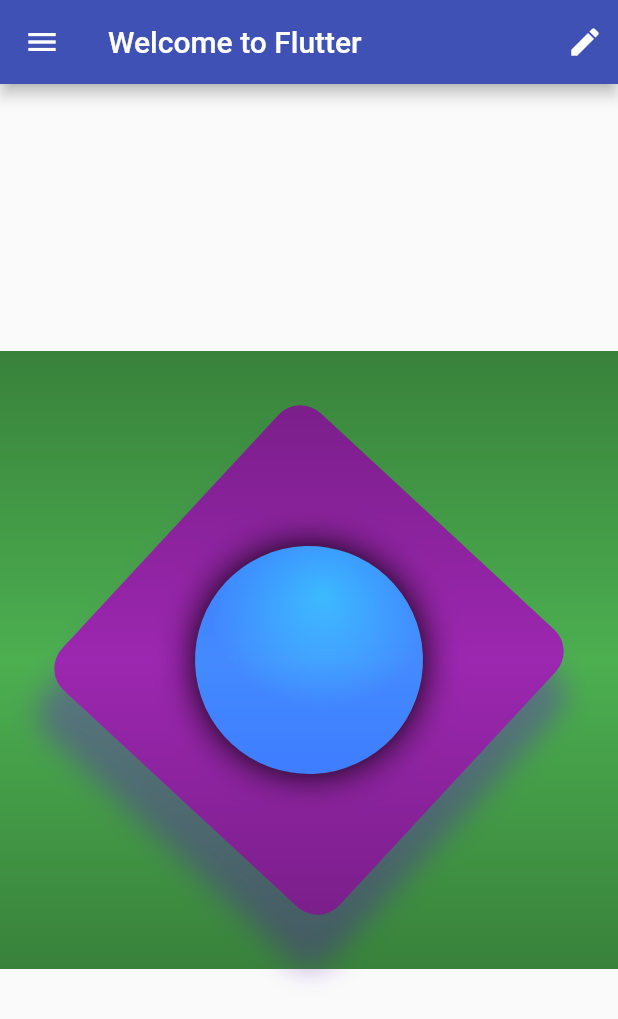
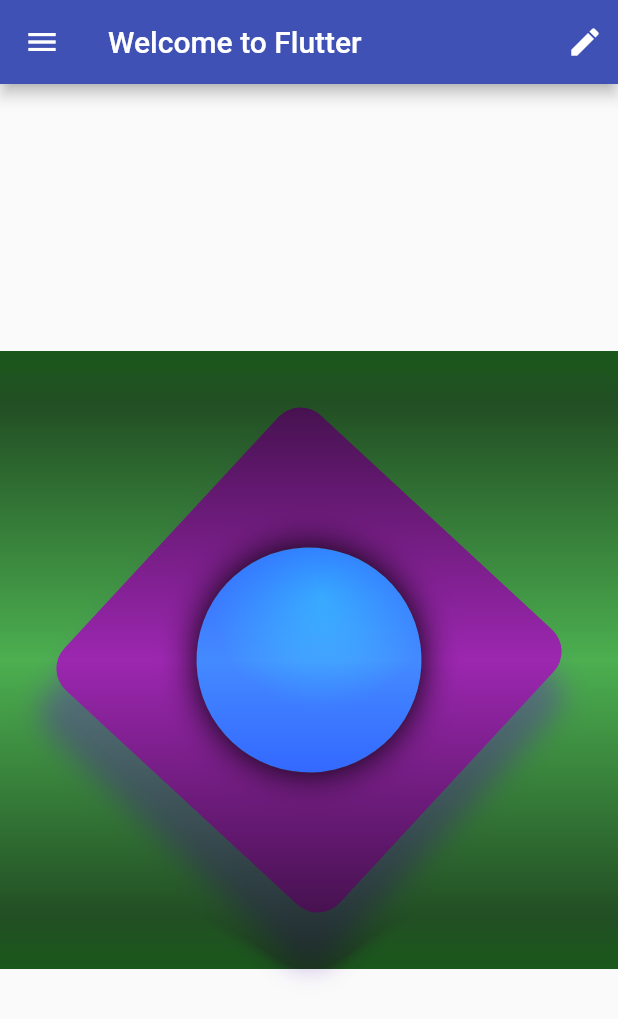
Before and after one commit to PacktPublishing/Flutter-Cookbook, a Flutter app: the screen it shows after launch, on a phone screen of 412 x 824 dp. Shown: the top 1019 px of the screen. Run offline on Flutter 3.47's test engine with Material 2 defaults, Android fonts, the phone set to English and light mode, and no system bars.

Commit message:
Some code cleanup

```diff
--- a/03_Flutter_Layout/flutter_layout/lib/immutable_widget.dart
+++ b/03_Flutter_Layout/flutter_layout/lib/immutable_widget.dart
@@ -13,17 +13,18 @@ class ImmutableWidget extends StatelessWidget {
           begin: Alignment.topCenter,
           end: Alignment.bottomCenter,
           colors: [
-            Colors.black26,
+            Color(0xAA0d6123),
             Color(0x00000000),
-            Colors.black26,
+            Color(0xAA0d6123),
           ],
         ),
       ),
-      child: Padding(
-        padding: EdgeInsets.all(80),
+      child: Center(
         child: Transform.rotate(
           angle: 180 / Math.pi,
           child: Container(
+            width: 250,
+            height: 250,
             decoration: BoxDecoration(
               color: Colors.purple,
               boxShadow: [
```
